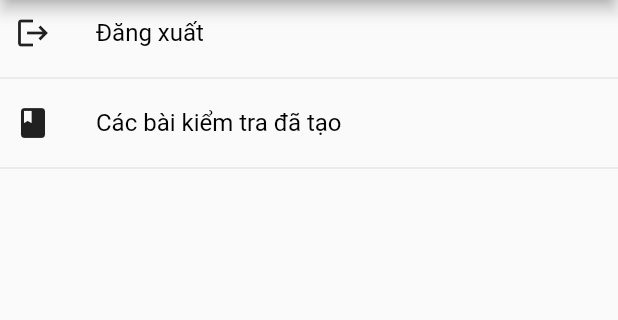
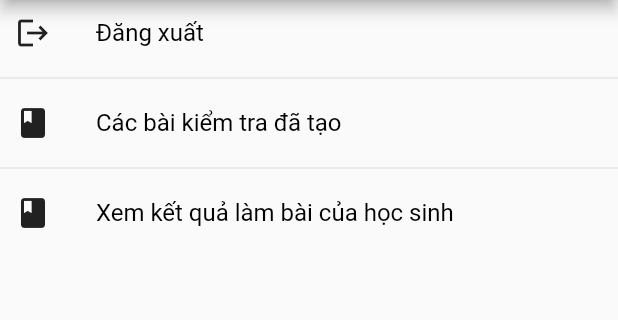
Before and after one commit to thulexuan/DyslexiaProject, a Flutter app: the SettingPage screen opened directly, on a phone screen of 412 x 824 dp, the part 84-404 px from its top. Run offline on Flutter 3.47's test engine with Material 2 defaults, Android fonts, the phone set to English and light mode, and no system bars; our stand-ins replace charts_flutter, cloud_firestore, file_picker, firebase_auth, firebase_core, flutter_tts and 7 more; missing offline and left inert: google_mlkit_text_recognition; accounts and stored records are empty.

Commit message:
add review result of all students of teacher

```diff
--- a/lib/modules/profile/profile_page.dart
+++ b/lib/modules/profile/profile_page.dart
@@ -118,7 +118,7 @@ class _ProfilePageState extends State<ProfilePage> {
 
             ListTile(
               onTap: () {
-                Get.to(DoExamProcess());
+                Get.to(DoExamProcess(email: userController.email.value,));
               },
               leading: const Icon(
                 Icons.school,
--- a/lib/modules/teacher_role/setting_page.dart
+++ b/lib/modules/teacher_role/setting_page.dart
@@ -1,4 +1,5 @@
 import 'package:dyslexia_project/modules/teacher_role/view_all_created_exam.dart';
+import 'package:dyslexia_project/modules/teacher_role/view_students_results.dart';
 import 'package:flutter/material.dart';
 import 'package:get/get.dart';
 
@@ -78,6 +79,21 @@ class SettingPage extends StatelessWidget {
             ),
           ),
           const Divider(),
+          Padding(
+            padding: const EdgeInsets.all(10.0),
+            child: Row(
+              children: [
+                const Icon(Icons.book),
+                const SizedBox(width: 30,),
+                GestureDetector(
+                    onTap: () {
+                      Get.to( ViewAllStudentsResults());
+                    },
+                    child: const Text('Xem kết quả làm bài của học sinh')
+                ),
+              ],
+            ),
+          ),
         ],
       ),
     );
--- a/lib/modules/teacher_role/view_all_created_exam.dart
+++ b/lib/modules/teacher_role/view_all_created_exam.dart
@@ -110,7 +110,7 @@ class _ViewAllCreatedExamsState extends State<ViewAllCreatedExams> {
         print('No document found with the specified field value.');
       }
       // delete kết quả làm bài có examCode đó của các user
-      QuerySnapshot querySnapshotUsers = await FirebaseFirestore.instance.collection('users').get();
+      QuerySnapshot querySnapshotUsers = await FirebaseFirestore.instance.collection('users').get(); // get all users
       for (var querySnapshotUser in querySnapshotUsers.docs) { // for từng user
         // tất cả doneExams của mỗi user
         List<dynamic> doneExamsOfEachUser = List.from(querySnapshotUser['doneExams']);
```
Also changed, not shown: lib/modules/profile/do_exam_process.dart (+8 -5 lines), lib/modules/teacher_role/view_students_results.dart (added, +73 -0 lines).
